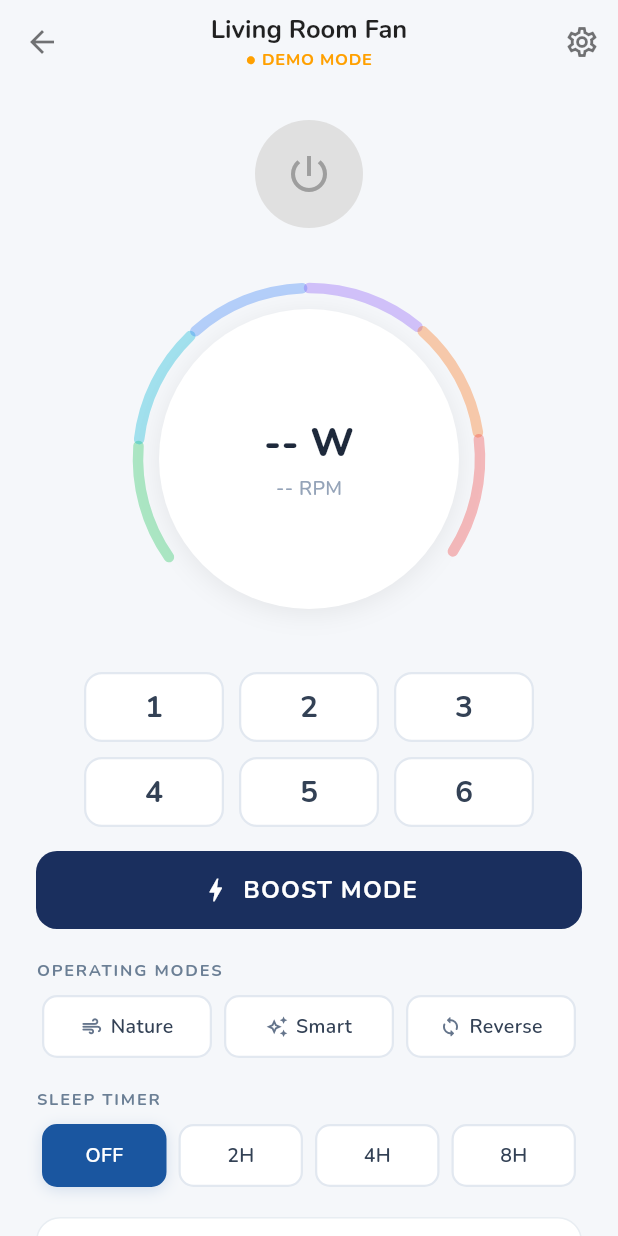
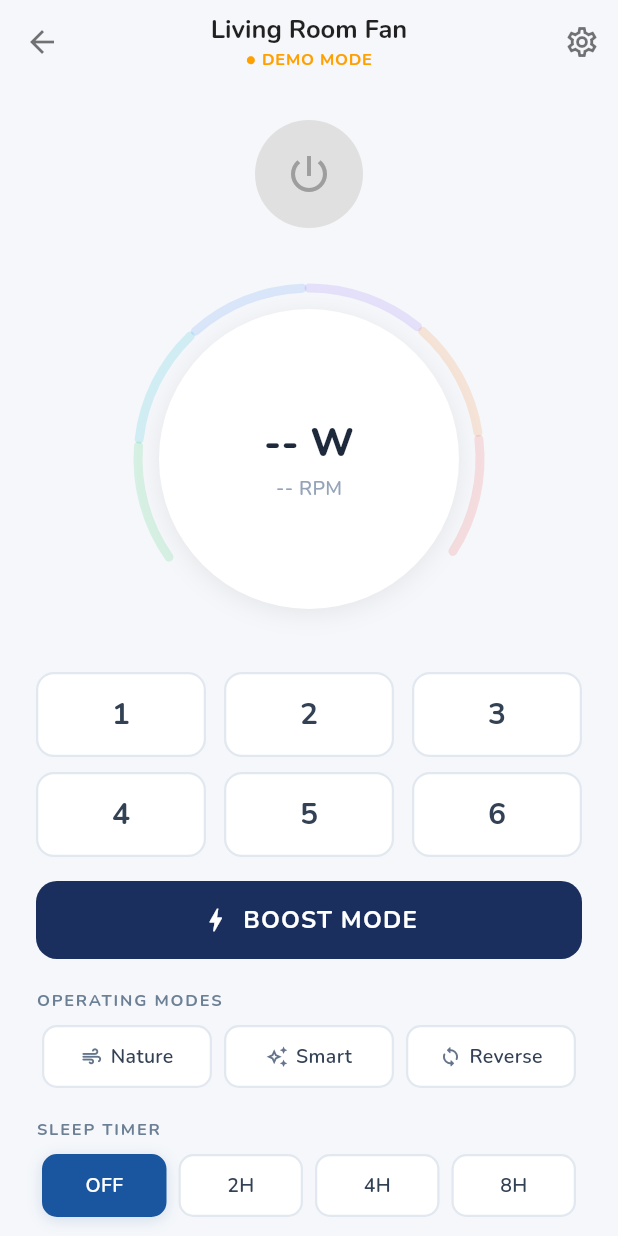
Before and after one commit to austin207/Terraton-BLDC-Fan-BLE-Controller, a Flutter app: the screen it shows after launch, after a tap on "Living Room Fan", on a phone screen of 412 x 824 dp. Run offline on Flutter 3.47's test engine with Material 3 defaults, Android fonts, the phone set to English and light mode, and no system bars; our stand-ins replace file_picker, flutter_blue_plus, flutter_riverpod, go_router, google_fonts, objectbox and 3 more; missing offline and left inert: mobile_scanner; generated files the repository leaves out were written again.

Commit message:
feat: Add BLE permission handling and UI polish
- Implement BlePermissionScreen to request Bluetooth permissions with contextual guidance.
- Update splash screen to navigate to permission screen if Bluetooth permissions are not granted.
- Enhance app routing to include permission-required route.
- Fix potential crashes by wrapping Bluetooth activation in try-catch.
- Polish UI elements including speed dial gradient and boost button animations.
- Update changelog and README to reflect new features and changes.

```diff
--- a/terraton_fan_app/lib/app.dart
+++ b/terraton_fan_app/lib/app.dart
@@ -20,7 +20,7 @@ class TerratorApp extends ConsumerWidget {
       (prev, next) {
         if (prev?.hasValue != true) return; // skip initial emission to avoid double-prompt
         if (next.valueOrNull == BluetoothAdapterState.off && Platform.isAndroid) {
-          unawaited(FlutterBluePlus.turnOn());
+          unawaited(FlutterBluePlus.turnOn().onError((_, __) {}));
         }
       },
     );
--- a/terraton_fan_app/lib/features/control/circular_speed_dial.dart
+++ b/terraton_fan_app/lib/features/control/circular_speed_dial.dart
@@ -94,18 +94,16 @@ class CircularSpeedDial extends StatelessWidget {
         const SizedBox(height: 12),
 
         // ── 3×2 speed button grid ─────────────────────────────────────────────
-        SizedBox(
-          width: 300,
-          child: GridView.count(
+        GridView.count(
             crossAxisCount: 3,
             shrinkWrap: true,
             physics: const NeverScrollableScrollPhysics(),
-            crossAxisSpacing: 10,
+            crossAxisSpacing: 12,
             mainAxisSpacing: 10,
             childAspectRatio: 2.0,
             children: List.generate(6, (i) {
               final speed    = i + 1;
-              final isActive = speed == currentSpeed; // exclusive single-button selection
+              final isActive = speed == currentSpeed;
               return Semantics(
                 button: true,
                 label: 'Speed $speed',
@@ -146,7 +144,6 @@ class CircularSpeedDial extends StatelessWidget {
                 ),
               );
             }),
-          ),
         ),
       ],
     );
@@ -171,53 +168,83 @@ class _DecorativeArcPainter extends CustomPainter {
   static const double _totalSweep = (360 - _gapDeg)    * math.pi / 180;
   static const double _segGap     = 0.04;
 
-  // Energetic warm gradient used when boost is active
-  static const List<Color> _boostColors = [
-    Color(0xFFFFB300),
-    Color(0xFFFF8C00),
+  // Warm energy gradient for boost mode arc
+  static const List<Color> _boostGradientColors = [
+    Color(0xFFFFAA00),
     Color(0xFFFF6600),
-    Color(0xFFFF4500),
     Color(0xFFFF3300),
     Color(0xFFDC2626),
   ];
 
   @override
   void paint(Canvas canvas, Size size) {
-    final segAngle = (_totalSweep - _segGap * 6) / 6;
-    final centre   = Offset(size.width / 2, size.height / 2);
-    final radius   = size.width / 2 - 16;
+    final segAngle   = (_totalSweep - _segGap * 6) / 6;
+    final centre     = Offset(size.width / 2, size.height / 2);
+    final radius     = size.width / 2 - 16;
+    final arcRect    = Rect.fromCircle(center: centre, radius: radius);
+    final shaderRect = Offset.zero & size;
 
+    // ── Background track: thin dimmed rings always visible ────────────────
     for (int i = 0; i < 6; i++) {
       final start = _startAngle + i * (segAngle + _segGap);
+      canvas.drawArc(
+        arcRect, start, segAngle, false,
+        Paint()
+          ..style       = PaintingStyle.stroke
+          ..strokeWidth = 6.0
+          ..strokeCap   = StrokeCap.round
+          ..color       = kSpeedColors[i].withAlpha(enabled ? 38 : 20),
+      );
+    }
 
-      Color segColor;
-      bool  isFilled;
+    // ── Filled overlay: ONE continuous arc with smooth gradient ──────────
+    // The arc runs from _startAngle to _startAngle + filledSweep on screen,
+    // but that range crosses the 2π wrap (395° > 360°). SweepGradient with
+    // TileMode.clamp would pin any angle < startAngle to the first colour,
+    // making the final segment show green instead of red.
+    //
+    // Fix: rotate the canvas by −_startAngle so the arc spans [0, filledSweep]
+    // in the rotated system. SweepGradient(0, _totalSweep) then maps cleanly
+    // without crossing 2π. The rotation is around the sweep centre so the
+    // shader alignment is preserved.
+    if (isBoost || currentSpeed > 0) {
+      final filledSweep = isBoost
+          ? _totalSweep
+          : currentSpeed * segAngle + (currentSpeed - 1) * _segGap;
 
-      if (isBoost) {
-        isFilled = true;
-        final c  = _boostColors[i];
-        segColor = enabled ? c : c.withAlpha(70);
+      final gradient = isBoost
+          ? const SweepGradient(
+              startAngle: -0.08,
+              endAngle: _totalSweep,
+              colors: _boostGradientColors,
+              tileMode: TileMode.clamp,
+            )
+          : const SweepGradient(
+              startAngle: -0.08,
+              endAngle: _totalSweep,
+              colors: kSpeedColors,
+              tileMode: TileMode.clamp,
+            );
+
+      final paint = Paint()
+        ..style       = PaintingStyle.stroke
+        ..strokeWidth = 13.0
+        ..strokeCap   = StrokeCap.round;
+
+      if (enabled) {
+        paint.shader = gradient.createShader(shaderRect);
       } else {
-        isFilled = currentSpeed > 0 && i + 1 <= currentSpeed; // progressive fill
-        final c  = kSpeedColors[i];
-        if (isFilled) {
-          segColor = enabled ? c : c.withAlpha(70);
-        } else {
-          segColor = c.withAlpha(enabled ? 90 : 40);
-        }
+        paint.color = isBoost
+            ? const Color(0xFFFF6600).withAlpha(55)
+            : kSpeedColors[currentSpeed - 1].withAlpha(55);
       }
 
-      canvas.drawArc(
-        Rect.fromCircle(center: centre, radius: radius),
-        start,
-        segAngle,
-        false,
-        Paint()
-          ..style       = PaintingStyle.stroke
-          ..strokeWidth = isFilled ? 13.0 : 7.0
-          ..strokeCap   = StrokeCap.round
-          ..color       = segColor,
-      );
+      canvas.save();
+      canvas.translate(centre.dx, centre.dy);
+      canvas.rotate(_startAngle);
+      canvas.translate(-centre.dx, -centre.dy);
+      canvas.drawArc(arcRect, 0, filledSweep, false, paint);
+      canvas.restore();
     }
   }
 
--- a/terraton_fan_app/lib/features/control/control_screen.dart
+++ b/terraton_fan_app/lib/features/control/control_screen.dart
@@ -248,7 +248,15 @@ class _ControlScreenState extends ConsumerState<ControlScreen> {
                 _BoostButton(
                   isBoost: fanState.isBoost,
                   enabled: enabled,
-                  onBoost: () => _send(BleFrameBuilder.setBoost()),
+                  onBoost: () {
+                    if (fanState.isBoost) {
+                      // Toggle off — no protocol cancel command; clear local state.
+                      ref.read(activeFanStateProvider(widget.fan.deviceId).notifier)
+                          .updateMode(null);
+                    } else {
+                      _send(BleFrameBuilder.setBoost());
+                    }
+                  },
                 ),
                 const SizedBox(height: 20),
 
@@ -436,80 +444,42 @@ class _BoostButton extends StatefulWidget {
 
 class _BoostButtonState extends State<_BoostButton>
     with SingleTickerProviderStateMixin {
-  late final AnimationController _pulseCtrl;
-  late final Animation<double> _glow;
+  late final AnimationController _shimmerCtrl;
+
+  bool get _showShimmer => widget.isBoost && widget.enabled;
 
   @override
   void initState() {
     super.initState();
-    _pulseCtrl = AnimationController(
+    _shimmerCtrl = AnimationController(
       vsync: this,
-      duration: const Duration(milliseconds: 900),
+      duration: const Duration(milliseconds: 2000),
     );
-    _glow = Tween<double>(begin: 8.0, end: 32.0).animate(
-      CurvedAnimation(parent: _pulseCtrl, curve: Curves.easeInOut),
-    );
-    if (widget.isBoost) _pulseCtrl.repeat(reverse: true);
+    if (_showShimmer) _shimmerCtrl.repeat();
   }
 
   @override
   void didUpdateWidget(_BoostButton old) {
     super.didUpdateWidget(old);
-    if (widget.isBoost && !old.isBoost) {
-      _pulseCtrl.repeat(reverse: true);
-    } else if (!widget.isBoost && old.isBoost) {
-      _pulseCtrl.animateTo(0);
+    final wasShimmer = old.isBoost && old.enabled;
+    if (_showShimmer && !wasShimmer) {
+      _shimmerCtrl.repeat();
+    } else if (!_showShimmer && wasShimmer) {
+      _shimmerCtrl
+        ..stop()
+        ..reset();
     }
   }
 
   @override
   void dispose() {
-    _pulseCtrl.dispose();
+    _shimmerCtrl.dispose();
     super.dispose();
   }
 
   @override
   Widget build(BuildContext context) {
-    return Semantics(
-      selected: widget.isBoost,
-      child: AnimatedBuilder(
-        animation: _glow,
-        builder: (context, _) {
-          return GestureDetector(
-            key: const ValueKey('boost_button'),
-            onTap: widget.enabled
-                ? () {
-                    HapticFeedback.lightImpact();
-                    widget.onBoost();
-                  }
-                : null,
-            child: AnimatedContainer(
-              duration: const Duration(milliseconds: 300),
-              width: double.infinity,
-              height: 52,
-              decoration: BoxDecoration(
-                gradient: widget.isBoost && widget.enabled
-                    ? const LinearGradient(
-                        colors: [Color(0xFFFF8C00), Color(0xFFDC2626)],
-                      )
-                    : null,
-                color: widget.isBoost && widget.enabled
-                    ? null
-                    : (widget.enabled
-                        ? const Color(0xFF1A2F5E)
-                        : Colors.grey.shade200),
-                borderRadius: BorderRadius.circular(14),
-                boxShadow: widget.isBoost && widget.enabled
-                    ? [
-                        BoxShadow(
-                          color: const Color(0xFFFF6600).withAlpha(160),
-                          blurRadius: _glow.value,
-                          spreadRadius: 1,
-                        ),
-                      ]
-                    : null,
-              ),
-              child: Row(
+    final label = Row(
       mainAxisAlignment: MainAxisAlignment.center,
       mainAxisSize: MainAxisSize.min,
       children: [
@@ -529,11 +499,91 @@ class _BoostButtonState extends State<_BoostButton>
           ),
         ),
       ],
+    );
+
+    return Semantics(
+      selected: widget.isBoost,
+      child: GestureDetector(
+        key: const ValueKey('boost_button'),
+        onTap: widget.enabled
+            ? () {
+                HapticFeedback.lightImpact();
+                widget.onBoost();
+              }
+            : null,
+        child: SizedBox(
+          width: double.infinity,
+          height: 52,
+          child: LayoutBuilder(
+            builder: (_, constraints) => AnimatedBuilder(
+              animation: _shimmerCtrl,
+              builder: (_, __) {
+                if (!_showShimmer) {
+                  return AnimatedContainer(
+                    duration: const Duration(milliseconds: 250),
+                    decoration: BoxDecoration(
+                      color: widget.enabled
+                          ? const Color(0xFF1A2F5E)
+                          : Colors.grey.shade200,
+                      borderRadius: BorderRadius.circular(14),
                     ),
+                    alignment: Alignment.center,
+                    child: label,
+                  );
+                }
+
+                // Sharp gradient background + moving shimmer stripe
+                const shimmerW = 90.0;
+                final shimX = _shimmerCtrl.value *
+                    (constraints.maxWidth + shimmerW) -
+                    shimmerW;
+                return ClipRRect(
+                  borderRadius: BorderRadius.circular(14),
+                  child: Stack(
+                    children: [
+                      const Positioned.fill(
+                        child: DecoratedBox(
+                          decoration: BoxDecoration(
+                            gradient: LinearGradient(
+                              colors: [
+                                Color(0xFFBF2600),
+                                Color(0xFFFF5500),
+                                Color(0xFFCC2200),
+                              ],
+                              begin: Alignment(-1, -0.5),
+                              end: Alignment(1, 0.5),
+                            ),
+                          ),
+                        ),
+                      ),
+                      Positioned(
+                        left: shimX,
+                        top: 0,
+                        bottom: 0,
+                        width: shimmerW,
+                        child: DecoratedBox(
+                          decoration: BoxDecoration(
+                            gradient: LinearGradient(
+                              begin: Alignment.centerLeft,
+                              end: Alignment.centerRight,
+                              colors: [
+                                Colors.white.withAlpha(0),
+                                Colors.white.withAlpha(45),
+                                Colors.white.withAlpha(0),
+                              ],
+                            ),
+                          ),
+                        ),
+                      ),
+                      Positioned.fill(child: Center(child: label)),
+                    ],
                   ),
                 );
               },
             ),
+          ),
+        ),
+      ),
     );
   }
 }
--- a/terraton_fan_app/lib/features/control/lighting_control_widget.dart
+++ b/terraton_fan_app/lib/features/control/lighting_control_widget.dart
@@ -42,15 +42,13 @@ class LightingControlWidget extends StatelessWidget {
           Row(
             children: [
               Container(
-                width: 42,
-                height: 42,
-                decoration: const BoxDecoration(
-                  shape: BoxShape.circle,
-                  gradient: RadialGradient(
-                    colors: [Color(0xFFFDE68A), Color(0xFFF59E0B)],
-                  ),
+                width: 38,
+                height: 38,
+                decoration: BoxDecoration(
+                  color: const Color(0xFFFFF7ED),
+                  borderRadius: BorderRadius.circular(10),
                 ),
-                child: const Icon(Icons.wb_sunny_rounded, color: Colors.white, size: 22),
+                child: const Icon(Icons.light_mode_outlined, color: Color(0xFFF59E0B), size: 20),
               ),
               const SizedBox(width: 12),
               const Expanded(
--- a/terraton_fan_app/lib/features/splash/splash_screen.dart
+++ b/terraton_fan_app/lib/features/splash/splash_screen.dart
@@ -2,6 +2,7 @@
 import 'dart:async';
 import 'package:flutter/material.dart';
 import 'package:go_router/go_router.dart';
+import 'package:permission_handler/permission_handler.dart';
 import 'package:terraton_fan_app/shared/app_routes.dart';
 import 'package:terraton_fan_app/shared/fan_icon.dart';
 import 'package:terraton_fan_app/shared/theme.dart';
@@ -25,8 +26,14 @@ class _SplashScreenState extends State<SplashScreen>
       duration: const Duration(milliseconds: 900),
     )..repeat();
 
-    Future.delayed(const Duration(seconds: 2), () {
-      if (mounted) context.go(AppRoutes.home);
+    Future.delayed(const Duration(seconds: 2), () async {
+      if (!mounted) return;
+      final scanGranted    = await Permission.bluetoothScan.status;
+      final connectGranted = await Permission.bluetoothConnect.status;
+      if (!mounted) return;
+      final granted = scanGranted.isGranted    || scanGranted.isLimited ||
+                      connectGranted.isGranted || connectGranted.isLimited;
+      context.go(granted ? AppRoutes.home : AppRoutes.permissionRequired);
     });
   }
 
--- a/terraton_fan_app/lib/main.dart
+++ b/terraton_fan_app/lib/main.dart
@@ -47,6 +47,10 @@ Future<void> _requestPermissions() async {
 
 Future<void> _ensureBluetoothOn() async {
   if (!Platform.isAndroid) return;
-  if (FlutterBluePlus.adapterStateNow == BluetoothAdapterState.on) return;
-  await FlutterBluePlus.turnOn();
+  try {
+    if (FlutterBluePlus.adapterStateNow == BluetoothAdapterState.on) return;
+    await FlutterBluePlus.turnOn();
+  } on Object catch (_) {
+    // Permissions not yet granted — the BlePermissionScreen handles the retry.
+  }
 }
--- a/terraton_fan_app/lib/shared/app_routes.dart
+++ b/terraton_fan_app/lib/shared/app_routes.dart
@@ -1,10 +1,11 @@
 // lib/shared/app_routes.dart
 abstract final class AppRoutes {
-  static const splash   = '/splash';
-  static const home     = '/';
-  static const scanQr   = '/scan/qr';
-  static const scanBle  = '/scan/ble';
-  static const nameFan  = '/name-fan';
-  static const control  = '/control';
-  static const settings = '/settings';
+  static const splash             = '/splash';
+  static const home               = '/';
+  static const permissionRequired = '/permission-required';
+  static const scanQr             = '/scan/qr';
+  static const scanBle            = '/scan/ble';
+  static const nameFan            = '/name-fan';
+  static const control            = '/control';
+  static const settings           = '/settings';
 }
--- a/terraton_fan_app/lib/shared/router.dart
+++ b/terraton_fan_app/lib/shared/router.dart
@@ -8,6 +8,7 @@ import 'package:terraton_fan_app/features/onboarding/qr_scan_screen.dart';
 import 'package:terraton_fan_app/features/onboarding/ble_scan_screen.dart';
 import 'package:terraton_fan_app/features/onboarding/name_fan_screen.dart';
 import 'package:terraton_fan_app/features/control/control_screen.dart';
+import 'package:terraton_fan_app/features/permission/ble_permission_screen.dart';
 import 'package:terraton_fan_app/features/settings/settings_screen.dart';
 import 'package:terraton_fan_app/models/fan_device.dart';
 
@@ -21,6 +22,10 @@ final appRouter = GoRouter(
     GoRoute(
       path: AppRoutes.home,
       builder: (_, __) => const HomeScreen(),
+    ),
+    GoRoute(
+      path: AppRoutes.permissionRequired,
+      builder: (_, __) => const BlePermissionScreen(),
     ),
     GoRoute(
       path: AppRoutes.scanQr,
```
Also changed, not shown: terraton_fan_app/lib/features/permission/ble_permission_screen.dart (added, +249 -0 lines), 3 other files. Lines whose indentation alone changed are shown as unchanged.
